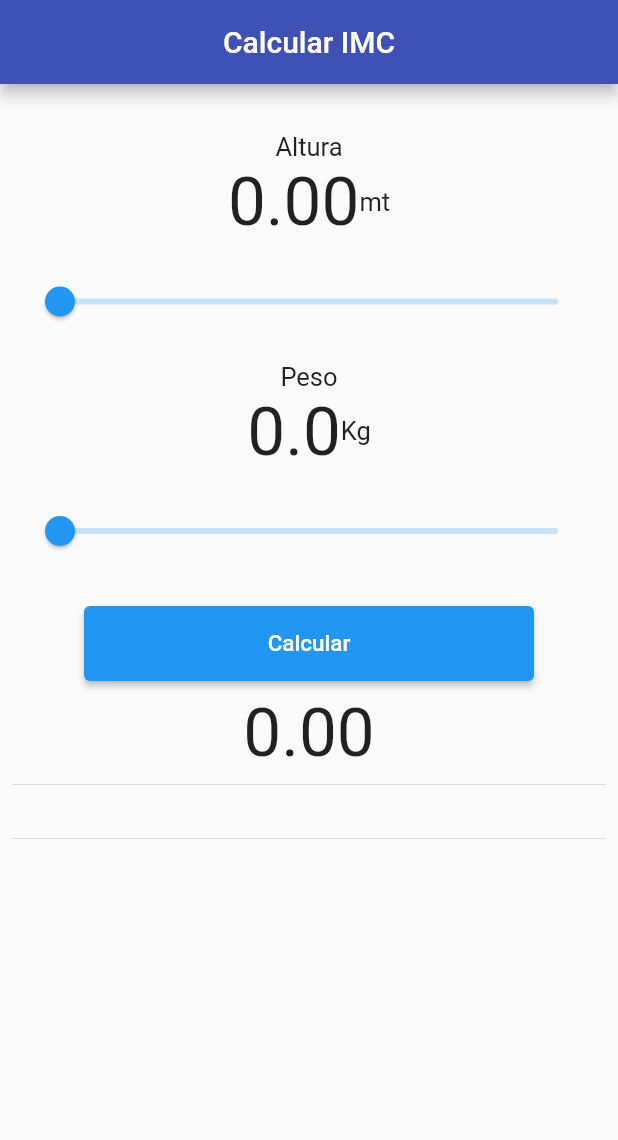
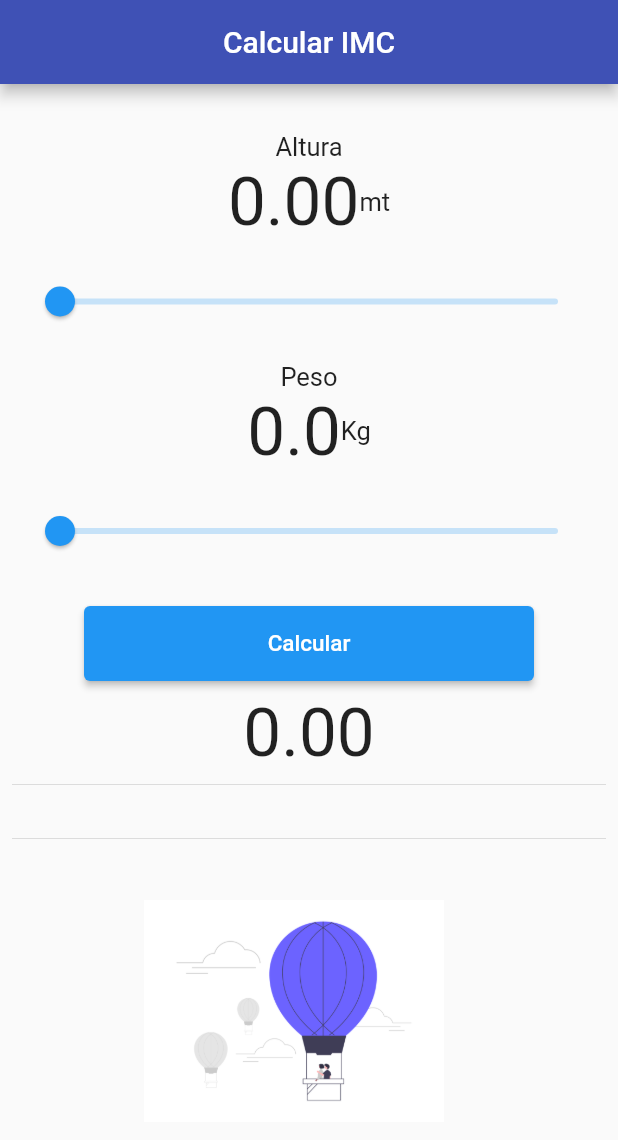
Before and after one commit to Miguel31218/myapp_calculator_imc, a Flutter app: the screen it shows after launch, on a phone screen of 412 x 824 dp. Shown: the top 1140 px of the screen. Run offline on Flutter 3.47's test engine with Material 2 defaults, Android fonts, the phone set to English and light mode, and no system bars.

Commit message:
Agregando la lista de imagenes con su respectiva logica

```diff
--- a/lib/main.dart
+++ b/lib/main.dart
@@ -198,6 +198,12 @@ class _SliderExampleState extends State<SliderExample> {
                   padding: const EdgeInsets.all(8.0),
                   child: Text("${indiceList[x].descripcion}"),
                 ),
+                Container(
+                  margin: EdgeInsets.only(right: 20),
+                  height: 150,
+                  width: 200,
+                  child: Image.asset("assets/images/imagen$x.png"),
+                )
               ],
             ),
           ),
```
